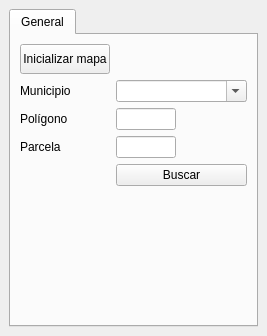
Qt form RrtnUtils/rrtn_utils_dockwidget_base.ui (carriaga/rrtn-utils) before a commit.
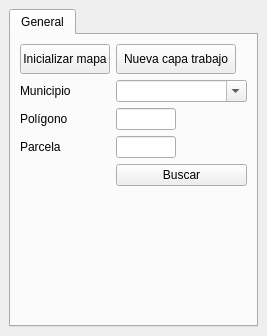
The same form after that commit.

Commit message: Correción de textos y creación de capa de trabajo en memoria.

Patch:
```diff
--- a/RrtnUtils/rrtn_utils_dockwidget_base.ui
+++ b/RrtnUtils/rrtn_utils_dockwidget_base.ui
@@ -132,6 +132,25 @@
           </property>
          </widget>
         </item>
+        <item row="0" column="1">
+         <widget class="QPushButton" name="btnInitWorkingLayer">
+          <property name="minimumSize">
+           <size>
+            <width>120</width>
+            <height>30</height>
+           </size>
+          </property>
+          <property name="maximumSize">
+           <size>
+            <width>120</width>
+            <height>30</height>
+           </size>
+          </property>
+          <property name="text">
+           <string>Nueva capa trabajo</string>
+          </property>
+         </widget>
+        </item>
        </layout>
       </widget>
      </widget>
```
Left out of the diff: 15 changed lines with no effect on the pictures. The commit also changes 3 other files.
